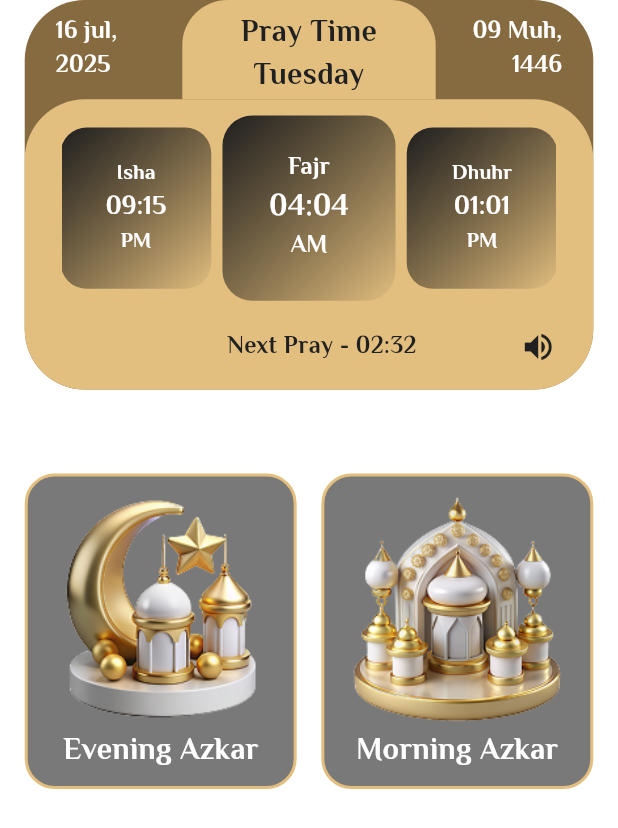
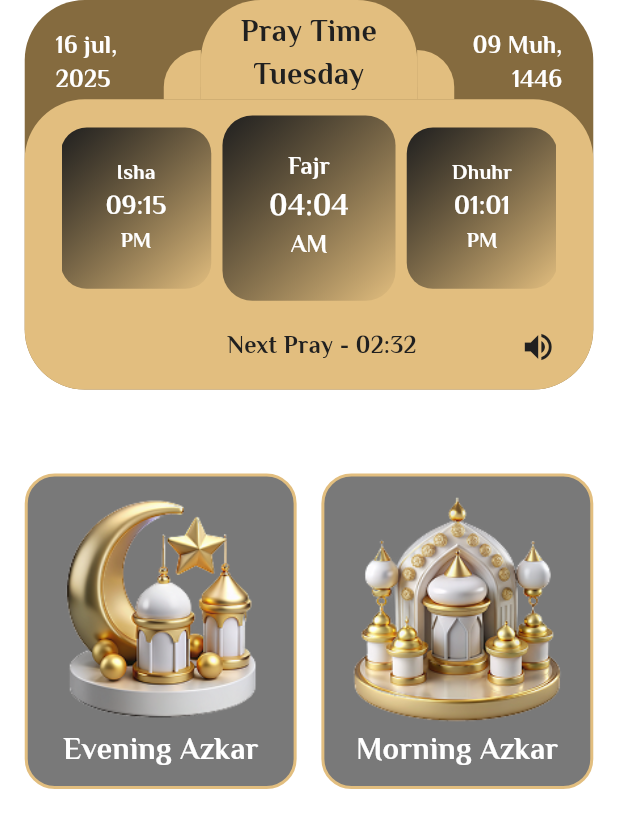
Before and after one commit to Mustafa-Mohamed26/islami_app, a Flutter app: the TimeTab widget shown alone on an empty page, opened directly, on a phone screen of 412 x 824 dp. Shown: the top 828 px of the screen. Run offline on Flutter 3.47's test engine with Material 3 defaults, Android fonts, the phone set to English and light mode, and no system bars; drawn by our look-alikes of carousel_slider; our stand-ins replace google_fonts, shared_preferences; accounts and stored records are empty.

Commit message:
Enhance TimeTab layout with additional UI elements and update pubspec.lock dependencies

```diff
--- a/lib/ui/home/tabs/time/time_tab.dart
+++ b/lib/ui/home/tabs/time/time_tab.dart
@@ -38,6 +38,7 @@ class TimeTab extends StatelessWidget {
                   padding: EdgeInsets.symmetric(horizontal: width * 0.05),
                   child: Row(
                     mainAxisAlignment: MainAxisAlignment.spaceBetween,
+                    crossAxisAlignment: CrossAxisAlignment.end,
                     children: [
                       Expanded(
                         flex: 1,
@@ -47,6 +48,17 @@ class TimeTab extends StatelessWidget {
                           textAlign: TextAlign.left,
                         ),
                       ),
+                      Container(
+                        width: width * 0.06,
+                        height: height * 0.04,
+                        decoration: BoxDecoration(
+                          color: AppColor.primaryColor,
+                          borderRadius: BorderRadius.only(
+                            topLeft: Radius.circular(40.0),
+                          ),
+                        ),
+                      ),
+
                       Expanded(
                         flex: 2,
                         child: Container(
@@ -54,14 +66,24 @@ class TimeTab extends StatelessWidget {
                           decoration: BoxDecoration(
                             color: AppColor.primaryColor,
                             borderRadius: BorderRadius.only(
-                              topLeft: Radius.circular(30.0),
-                              topRight: Radius.circular(30.0),
+                              topLeft: Radius.circular(40.0),
+                              topRight: Radius.circular(40.0),
                             ),
                           ),
                           child: Text(
                             "Pray Time\nTuesday",
                             style: AppStyles.bold20Black,
                             textAlign: TextAlign.center,
+                          ),
+                        ),
+                      ),
+                      Container(
+                        width: width * 0.06,
+                        height: height * 0.04,
+                        decoration: BoxDecoration(
+                          color: AppColor.primaryColor,
+                          borderRadius: BorderRadius.only(
+                            topRight: Radius.circular(40.0),
                           ),
                         ),
                       ),
```
Also changed, not shown: pubspec.lock, 1 other file.
